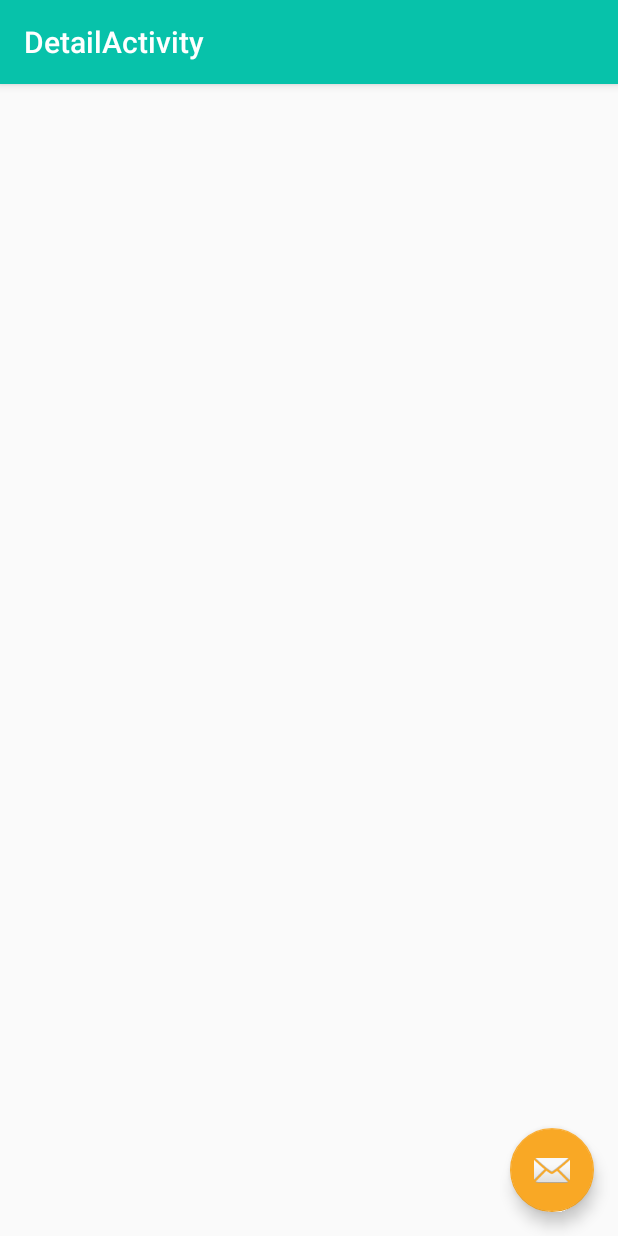
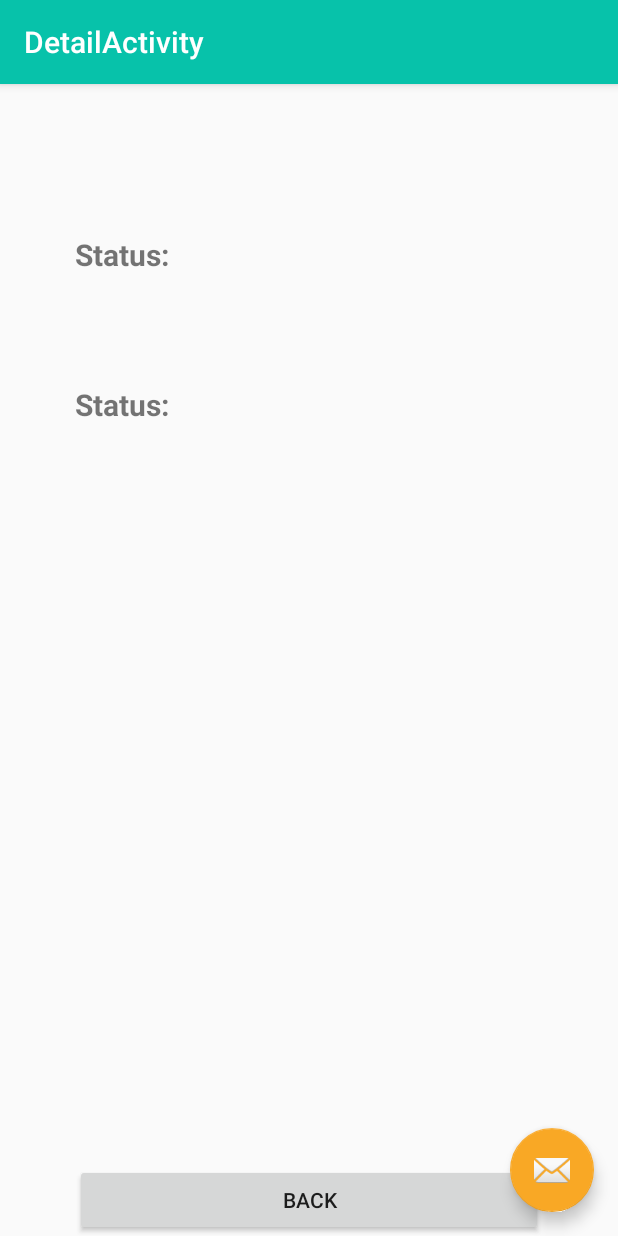
Before and after one commit to AbdoAlAhmed/Design-button, an Android app: the DetailActivity screen opened directly, with no data from a screen before it, on a phone screen of 412 x 824 dp. Run offline under Robolectric (Android 15) with nearby library versions, the phone set to English and light mode, and no system bars; pictures from the network do not load.

Commit message:
detail activity done

```diff
--- a/app/src/main/java/com/udacity/DetailActivity.kt
+++ b/app/src/main/java/com/udacity/DetailActivity.kt
@@ -3,6 +3,7 @@ package com.udacity
 import android.os.Bundle
 import androidx.appcompat.app.AppCompatActivity
 import kotlinx.android.synthetic.main.activity_detail.*
+import kotlinx.android.synthetic.main.content_detail.*
 
 class DetailActivity : AppCompatActivity() {
 
@@ -10,6 +11,14 @@ class DetailActivity : AppCompatActivity() {
         super.onCreate(savedInstanceState)
         setContentView(R.layout.activity_detail)
         setSupportActionBar(toolbar)
+        var status = intent.getStringExtra("status")
+        var name = intent.getStringExtra("name")
+        name_text.text = name
+        success_text_view.text = status
+        back_button.setOnClickListener {
+            finish()
+        }
+
     }
 
 }
--- a/app/src/main/res/layout/activity_detail.xml
+++ b/app/src/main/res/layout/activity_detail.xml
@@ -30,4 +30,5 @@
         android:layout_margin="@dimen/fab_margin"
         app:srcCompat="@android:drawable/ic_dialog_email" />
 
+
 </androidx.coordinatorlayout.widget.CoordinatorLayout>
--- a/app/src/main/res/layout/content_detail.xml
+++ b/app/src/main/res/layout/content_detail.xml
@@ -1,11 +1,70 @@
 <?xml version="1.0" encoding="utf-8"?>
-<androidx.constraintlayout.widget.ConstraintLayout xmlns:android="http://schemas.android.com/apk/res/android"
+<androidx.constraintlayout.motion.widget.MotionLayout xmlns:android="http://schemas.android.com/apk/res/android"
     xmlns:app="http://schemas.android.com/apk/res-auto"
     xmlns:tools="http://schemas.android.com/tools"
     android:layout_width="match_parent"
     android:layout_height="match_parent"
+    app:layoutDescription="@xml/content_detail_scene"
     app:layout_behavior="@string/appbar_scrolling_view_behavior"
     tools:context=".DetailActivity"
     tools:showIn="@layout/activity_detail">
 
-</androidx.constraintlayout.widget.ConstraintLayout>
+    <TextView
+        android:id="@+id/status_text_view"
+        android:layout_width="wrap_content"
+        android:layout_height="wrap_content"
+        android:layout_marginStart="50dp"
+        android:layout_marginTop="100dp"
+        android:text="@string/status"
+        android:textSize="20sp"
+        android:textStyle="bold"
+        app:layout_constraintStart_toStartOf="parent"
+        app:layout_constraintTop_toTopOf="parent" />
+
+    <TextView
+        android:id="@+id/success_text_view"
+        android:layout_width="wrap_content"
+        android:layout_height="wrap_content"
+        android:layout_marginTop="100dp"
+        android:layout_marginEnd="50dp"
+        android:text="@string/success"
+        android:textSize="20sp"
+        android:textStyle="bold"
+        app:layout_constraintEnd_toEndOf="parent"
+        app:layout_constraintTop_toTopOf="parent" />
+
+    <TextView
+        android:id="@+id/name_text_view"
+        android:layout_width="wrap_content"
+        android:layout_height="wrap_content"
+        android:layout_marginStart="50dp"
+        android:layout_marginTop="100dp"
+        android:text="@string/status"
+        android:textSize="20sp"
+        android:textStyle="bold"
+        app:layout_constraintStart_toStartOf="parent"
+        app:layout_constraintTop_toTopOf="@id/status_text_view" />
+
+    <TextView
+        android:id="@+id/name_text"
+        android:layout_width="wrap_content"
+        android:layout_height="wrap_content"
+        android:layout_marginTop="100dp"
+        android:layout_marginEnd="50dp"
+        android:text="@string/success"
+        android:textSize="20sp"
+        android:textStyle="bold"
+        app:layout_constraintEnd_toEndOf="parent"
+        app:layout_constraintTop_toTopOf="@id/success_text_view" />
+
+    <Button
+        android:id="@+id/back_button"
+        android:layout_width="match_parent"
+        android:layout_height="wrap_content"
+        android:layout_marginStart="50dp"
+        android:layout_marginEnd="50dp"
+        android:layout_marginBottom="200dp"
+        android:text="@string/back"
+        app:layout_constraintBottom_toBottomOf="parent" />
+
+</androidx.constraintlayout.motion.widget.MotionLayout>
--- a/app/src/main/res/values/strings.xml
+++ b/app/src/main/res/values/strings.xml
@@ -14,4 +14,7 @@
     <string name="circle_lib">Circle lib</string>
     <string name="glide_lib">Glide lib</string>
     <string name="picasso_lib">Picasso lib</string>
+    <string name="status">Status:</string>
+    <string name="success">success</string>
+    <string name="back">Back</string>
 </resources>
--- /dev/null
+++ b/app/src/main/res/xml/content_detail_scene.xml
@@ -0,0 +1,27 @@
+<?xml version="1.0" encoding="utf-8"?>
+<MotionScene
+    xmlns:android="http://schemas.android.com/apk/res/android"
+    xmlns:motion="http://schemas.android.com/apk/res-auto">
+
+    <Transition
+        motion:constraintSetEnd="@+id/end"
+        motion:constraintSetStart="@id/start"
+        motion:duration="1000">
+       <KeyFrameSet>
+       </KeyFrameSet>
+    </Transition>
+
+    <ConstraintSet android:id="@+id/start">
+        <Constraint
+            android:layout_width="match_parent"
+            android:layout_height="wrap_content"
+            motion:layout_constraintBottom_toBottomOf="parent"
+            android:layout_marginBottom="0dp"
+            android:layout_marginEnd="50dp"
+            android:layout_marginStart="50dp"
+            android:id="@+id/back_button" />
+    </ConstraintSet>
+
+    <ConstraintSet android:id="@+id/end">
+    </ConstraintSet>
+</MotionScene>
```
